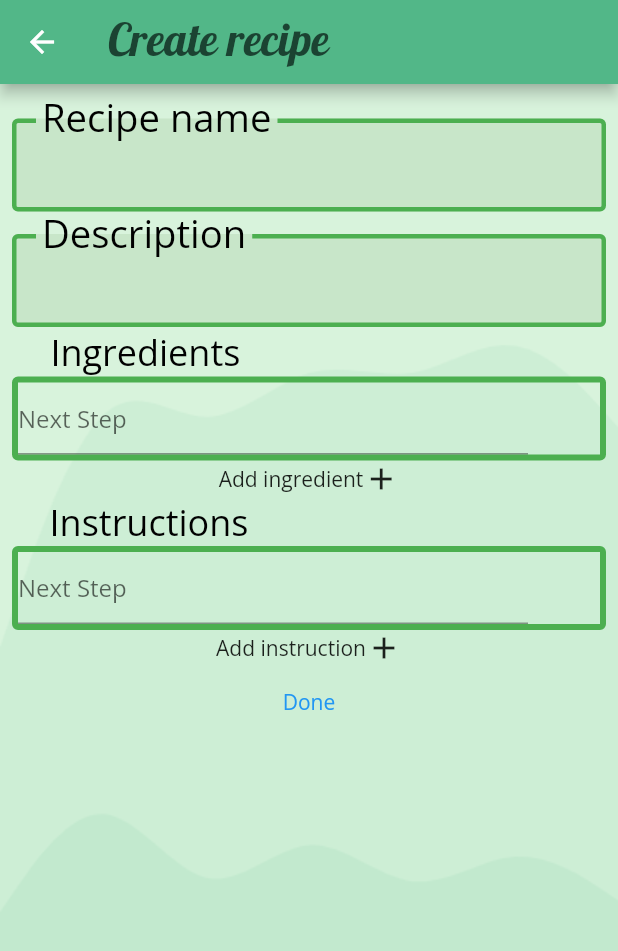
After one commit to Joakim-Johansson/Munchtime, a Flutter app: the CreateRecipe screen opened directly, on a phone screen of 412 x 824 dp. The commit adds this screen. Shown: the top 951 px of the screen. Run offline on Flutter 3.47's test engine with Material 2 defaults, Android fonts, the phone set to English and light mode, and no system bars; our stand-ins replace flutter_rating_stars.

Commit message:
Create almost done

```diff
--- a/lib/routes.dart
+++ b/lib/routes.dart
@@ -1,3 +1,4 @@
+import 'package:crunchtime/views/CreateRecipe.dart';
 import 'package:crunchtime/views/Groups.dart';
 import 'package:crunchtime/views/Home.dart';
 import 'package:crunchtime/views/Profile.dart';
@@ -18,6 +19,8 @@ class RouteGenerator {
         return MaterialPageRoute(builder: (_) => RecipePage());
       case '/group':
         return MaterialPageRoute(builder: (_) => Groups());
+      case '/createRecipe':
+        return MaterialPageRoute(builder: (_) => CreateRecipe());
     }
 
     return MaterialPageRoute(builder: (_) => Home()); // Default
--- /dev/null
+++ b/lib/views/CreateRecipe.dart
@@ -0,0 +1,224 @@
+import 'package:flutter/material.dart';
+
+class CreateRecipe extends StatefulWidget {
+  @override
+  State<CreateRecipe> createState() => _CreateRecipeState();
+}
+
+class _CreateRecipeState extends State<CreateRecipe> {
+  TextEditingController TitleController = TextEditingController();
+  TextEditingController DescriptionController = TextEditingController();
+  List<TextEditingController> IngredientControllers = [TextEditingController()];
+  List<TextEditingController> InstructionControllers = [
+    TextEditingController()
+  ];
+
+  @override
+  Widget build(BuildContext context) {
+    return Scaffold(
+        body: Container(
+          constraints: const BoxConstraints.expand(),
+          decoration: const BoxDecoration(
+              image: DecorationImage(
+                  image: AssetImage("assets/images/hills2.png"),
+                  fit: BoxFit.fill)),
+          child: SingleChildScrollView(
+            child: Padding(
+              padding: const EdgeInsets.all(8.0),
+              child: Column(mainAxisSize: MainAxisSize.min, children: [
+                const SizedBox(
+                  height: 15,
+                ),
+                TextField(
+                    controller: TitleController,
+                    decoration: InputDecoration(
+                      fillColor: const Color(0xffc8e6c9),
+                      filled: true, // dont forget this line
+
+                      focusedBorder: OutlineInputBorder(
+                        borderRadius: BorderRadius.circular(4.0),
+                        borderSide:
+                            const BorderSide(width: 3, color: Colors.green),
+                      ),
+                      enabledBorder: OutlineInputBorder(
+                        borderRadius: BorderRadius.circular(4.0),
+                        borderSide:
+                            const BorderSide(width: 3, color: Colors.green),
+                      ),
+                      border: OutlineInputBorder(
+                        borderRadius: BorderRadius.circular(4.0),
+                        borderSide:
+                            const BorderSide(width: 3, color: Colors.green),
+                      ),
+
+                      disabledBorder: OutlineInputBorder(
+                        borderRadius: BorderRadius.circular(4.0),
+                        borderSide:
+                            const BorderSide(width: 3, color: Colors.black),
+                      ),
+                      floatingLabelBehavior: FloatingLabelBehavior.always,
+                      contentPadding: const EdgeInsets.all(20.0),
+                      labelText: "Recipe name",
+                      labelStyle:
+                          const TextStyle(fontSize: 34, color: Colors.black),
+                    )),
+                const SizedBox(
+                  height: 15,
+                ),
+                TextField(
+                    maxLength: null,
+                    maxLines: null,
+                    controller: DescriptionController,
+                    decoration: InputDecoration(
+                      fillColor: const Color(0xffc8e6c9),
+
+                      filled: true, // dont forget this line
+
+                      focusedBorder: OutlineInputBorder(
+                        borderRadius: BorderRadius.circular(4.0),
+                        borderSide:
+                            const BorderSide(width: 3, color: Colors.green),
+                      ),
+                      enabledBorder: OutlineInputBorder(
+                        borderRadius: BorderRadius.circular(4.0),
+                        borderSide:
+                            const BorderSide(width: 3, color: Colors.green),
+                      ),
+                      border: OutlineInputBorder(
+                        borderRadius: BorderRadius.circular(4.0),
+                        borderSide:
+                            const BorderSide(width: 3, color: Colors.green),
+                      ),
+
+                      disabledBorder: OutlineInputBorder(
+                        borderRadius: BorderRadius.circular(4.0),
+                        borderSide:
+                            const BorderSide(width: 3, color: Colors.black),
+                      ),
+                      floatingLabelBehavior: FloatingLabelBehavior.always,
+                      contentPadding: const EdgeInsets.all(20.0),
+                      labelText: "Description",
+                      labelStyle:
+                          const TextStyle(fontSize: 34, color: Colors.black),
+                    )),
+                const Align(
+                  alignment: Alignment(-0.81, 0),
+                  child: Text(
+                    "Ingredients",
+                    style: TextStyle(fontSize: 24, color: Colors.black),
+                  ),
+                ),
+                Container(
+                  decoration: BoxDecoration(
+                      borderRadius: BorderRadius.circular(4.0),
+                      border: Border.all(color: Colors.green, width: 4)),
+                  child: Column(
+                    mainAxisSize: MainAxisSize.min,
+                    children: IngredientControllers.map((e) {
+                      return Row(children: [
+                        Flexible(
+                          child: TextField(
+                              controller: e,
+                              decoration: const InputDecoration(
+                                hintText: "Next Step",
+                              )),
+                        ),
+                        IconButton(
+                            onPressed: IngredientControllers.length != 1
+                                ? () => setState(() {
+                                      IngredientControllers.remove(e);
+                                    })
+                                : () {},
+                            icon: IngredientControllers.length == 1
+                                ? Icon(
+                                    Icons.abc,
+                                    size: 0.0,
+                                  )
+                                : Icon(Icons.remove))
+                      ]);
+                    }).toList(),
+                  ),
+                ),
+                GestureDetector(
+                  onTap: () {
+                    setState(() {
+                      IngredientControllers.add(TextEditingController());
+                    });
+                  },
+                  child: Row(
+                      mainAxisAlignment: MainAxisAlignment.center,
+                      children: [
+                        const Text("Add ingredient"),
+                        const Icon(Icons.add),
+                      ]),
+                ),
+                const Align(
+                  alignment: Alignment(-0.81, 0),
+                  child: Text(
+                    "Instructions",
+                    style: TextStyle(fontSize: 24, color: Colors.black),
+                  ),
+                ),
+                Container(
+                  decoration: BoxDecoration(
+                      borderRadius: BorderRadius.circular(4.0),
+                      border: Border.all(color: Colors.green, width: 4)),
+                  child: Column(
+                    mainAxisSize: MainAxisSize.min,
+                    children: InstructionControllers.map((e) {
+                      return Row(children: [
+                        Flexible(
+                          child: TextField(
+                              controller: e,
+                              decoration: const InputDecoration(
+                                hintText: "Next Step",
+                              )),
+                        ),
+                        IconButton(
+                            onPressed: InstructionControllers.length != 1
+                                ? () => setState(() {
+                                      InstructionControllers.remove(e);
+                                    })
+                                : () {},
+                            icon: InstructionControllers.length == 1
+                                ? Icon(
+                                    Icons.abc,
+                                    size: 0.0,
+                                  )
+                                : Icon(Icons.remove))
+                      ]);
+                    }).toList(),
+                  ),
+                ),
+                GestureDetector(
+                  onTap: () {
+                    setState(() {
+                      InstructionControllers.add(TextEditingController());
+                    });
+                  },
+                  child: Row(
+                      mainAxisAlignment: MainAxisAlignment.center,
+                      children: [
+                        const Text("Add instruction"),
+                        const Icon(Icons.add),
+                      ]),
+                ),
+                TextButton(
+                  onPressed: () {},
+                  child: const Text('Done'),
+                )
+              ]),
+            ),
+          ),
+        ),
+        backgroundColor: Theme.of(context).backgroundColor,
+        appBar: AppBar(
+            backgroundColor: Theme.of(context).bottomAppBarColor,
+            title: Text("Create recipe",
+                style: TextStyle(
+                  color: Theme.of(context).focusColor,
+                  fontFamily: 'Pattaya',
+                  fontSize: 30,
+                ))));
+  }
+}
--- a/lib/views/RecipeList.dart
+++ b/lib/views/RecipeList.dart
@@ -24,7 +24,23 @@ class RecipeList extends StatelessWidget {
             actions: <Widget>[
               Padding(
                 padding: const EdgeInsets.all(6.0),
-                child: CircleAvatar(
+                child: Row(
+                  children: [
+                    CircleAvatar(
+                      radius: 20,
+                      backgroundColor: Color.fromARGB(255, 255, 255, 255),
+                      child: IconButton(
+                        icon: Icon(Icons.add),
+                        color: Theme.of(context).focusColor,
+                        onPressed: () {
+                          Navigator.of(context).pushNamed("/createRecipe");
+                        },
+                      ),
+                    ),
+                    SizedBox(
+                      width: 5,
+                    ),
+                    CircleAvatar(
                       radius: 20,
                       backgroundColor: Color.fromARGB(255, 255, 255, 255),
                       child: IconButton(
@@ -32,6 +48,8 @@ class RecipeList extends StatelessWidget {
                         color: Theme.of(context).focusColor,
                         onPressed: () {},
                       ),
+                    ),
+                  ],
                 ),
               ),
             ]),
```
Lines whose indentation alone changed are shown as unchanged.
